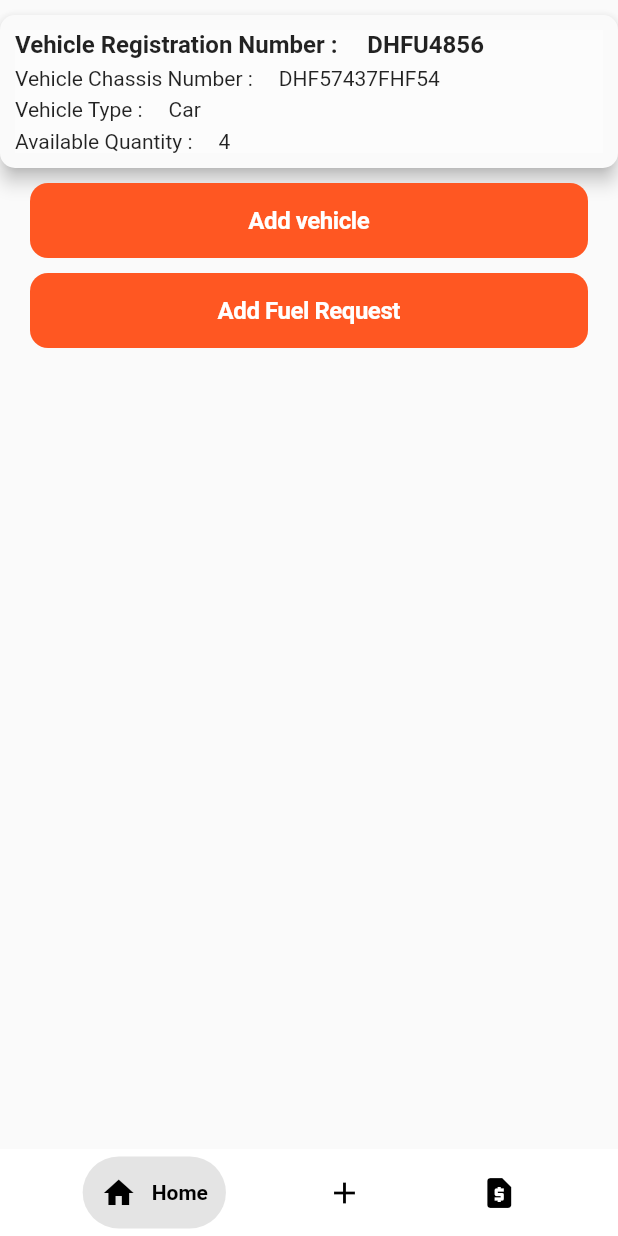
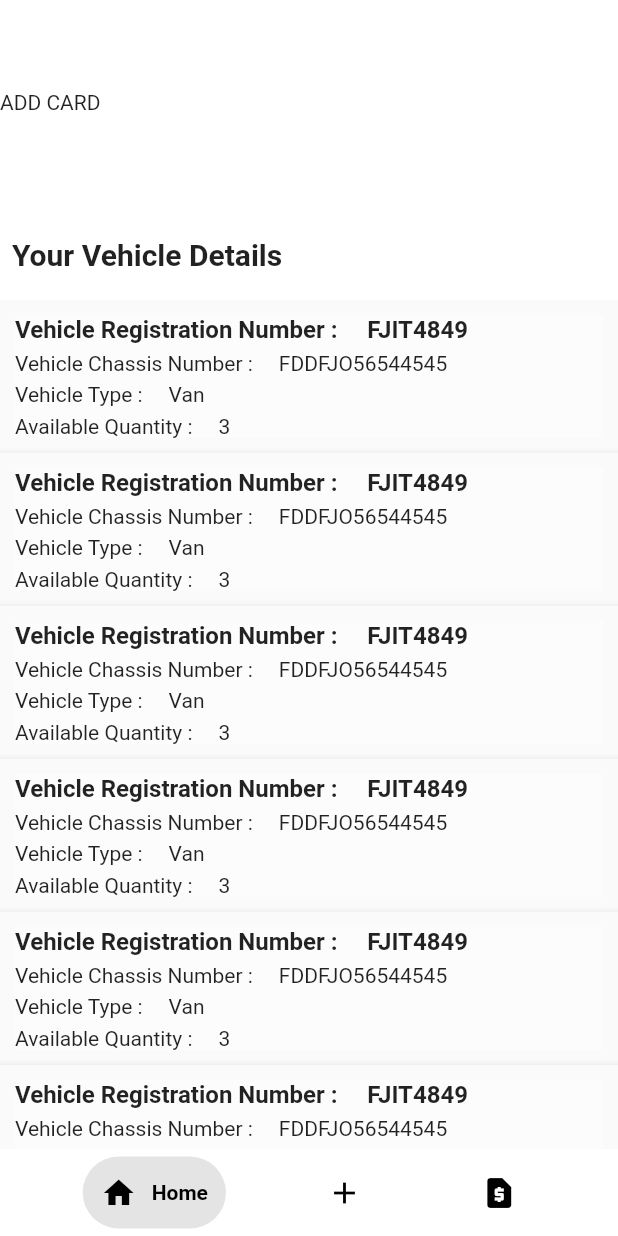
Before and after one commit to Kanishka-Git97/Power-Fuel-Client-App, a Flutter app: the screen it shows after launch, after a tap on "Sign In", on a phone screen of 412 x 824 dp. Run offline on Flutter 3.47's test engine with Material 2 defaults, Android fonts, the phone set to English and light mode, and no system bars; drawn by our look-alikes of google_nav_bar; our stand-ins replace snippet_coder_utils.

Commit message:
Updated ui screens

```diff
--- a/lib/presentation/molecules/custom_bottom_navigation.dart
+++ b/lib/presentation/molecules/custom_bottom_navigation.dart
@@ -1,8 +1,7 @@
-
-
 import 'package:flutter/material.dart';
 import 'package:google_nav_bar/google_nav_bar.dart';
-import 'package:power_fuel_client_app/presentation/screens/fuel/request_fuel_screen.dart';
+
+import '../../../presentation/screens/fuel/request_fuel_screen.dart';
 
 import '../screens/Vehicle/add_vehicle_screen.dart';
 import '../screens/home_screen.dart';
--- a/lib/presentation/molecules/vehicle_details_card.dart
+++ b/lib/presentation/molecules/vehicle_details_card.dart
@@ -21,7 +21,7 @@ class VehicleDetailsCard extends StatelessWidget {
   @override
   Widget build(BuildContext context) {
     return Material(
-            borderRadius: BorderRadius.circular(10),
+            // borderRadius: BorderRadius.circular(10),
             elevation: 5,
             child: Container(
               color: Colors.white30,
--- a/lib/presentation/screens/fuel/request_fuel_screen.dart
+++ b/lib/presentation/screens/fuel/request_fuel_screen.dart
@@ -1,10 +1,13 @@
 import 'package:flutter/material.dart';
+import '../../../presentation/molecules/custom_bottom_navigation.dart';
 
 class RequestFuelScreen extends StatelessWidget {
   const RequestFuelScreen({Key? key}) : super(key: key);
 
   @override
   Widget build(BuildContext context) {
-    return Scaffold();
+    return Scaffold(
+      bottomNavigationBar: const CustomBottomNavigationBar(index: 2),
+    );
   }
 }
--- a/lib/presentation/screens/home_screen.dart
+++ b/lib/presentation/screens/home_screen.dart
@@ -1,9 +1,8 @@
 import 'package:flutter/material.dart';
 import 'package:power_fuel_client_app/constants/constants.dart';
-import 'package:power_fuel_client_app/presentation/atoms/primary_button.dart';
-import 'package:power_fuel_client_app/presentation/molecules/custom_bottom_navigation.dart';
 import 'package:power_fuel_client_app/presentation/molecules/vehicle_details_card.dart';
-import 'package:power_fuel_client_app/presentation/screens/Vehicle/add_vehicle_screen.dart';
+
+import '../molecules/custom_bottom_navigation.dart';
 
 class HomeScreen extends StatefulWidget {
   const HomeScreen({Key? key}) : super(key: key);
@@ -16,47 +15,89 @@ class _HomeScreenState extends State<HomeScreen> {
   @override
   Widget build(BuildContext context) {
     return Scaffold(
-      body: Container(
-        width: double.infinity,
-        child: SingleChildScrollView(
-          child: Column(
-            mainAxisAlignment: MainAxisAlignment.start,
-            children: [
-              const SizedBox(height: 10,),
-              const VehicleDetailsCard(regiNo: "DHFU4856", chassisNo: "DHF57437FHF54", vehicleType: "Car", fuelType: "Petrol", availableQty: "4"),
-              const SizedBox(
-                height: 10,
+      body: CustomScrollView(
+        slivers: [
+          SliverAppBar(
+            backgroundColor: Colors.white,
+            pinned: true,
+            elevation: 5,
+            title: const Text(
+              "Your Vehicles",
+              style: mainHeading,
+            ),
+            expandedHeight: 200,
+            flexibleSpace: FlexibleSpaceBar(
+              background: Container(
+                margin: const EdgeInsets.only(top: 60),
+                child: Text("ADD CARD"),
               ),
-              Row(
-                children: [
-                  PrimaryButton(
-                      onTap: () {
-                        Navigator.push(
-                          context,
-                          MaterialPageRoute(builder: (context) => const AddVehicleScreen()),
-                        );
-                      },
-                      text: "Add vehicle",
-                      buttonColor: primaryColor,
-                      textColor: textColor),
-                ],
+            ),
+            bottom: PreferredSize(
+              preferredSize: const Size.fromHeight(0),
+              child: Container(
+                height: 50,
+                width: double.infinity,
+                decoration: const BoxDecoration(
+                  color: Colors.white30,
+                  borderRadius: BorderRadius.only(
+                      topLeft: Radius.circular(0),
+                      topRight: Radius.circular(20)),
+                ),
+                child: const Padding(
+                  padding: EdgeInsets.all(8.0),
+                  child: Text(
+                    "Your Vehicle Details",
+                    style: mainHeading,
+                  ),
+                ),
               ),
-              const SizedBox(
-                height: 10,
-              ),
-              Row(
-                children: [
-                  PrimaryButton(
-                      onTap: () {},
-                      text: "Add Fuel Request",
-                      buttonColor: primaryColor,
-                      textColor: textColor),
-                ],
-              ),
-            ],
+            ),
           ),
-        ),
+          SliverList(
+            delegate: SliverChildBuilderDelegate(
+              (context, int index) {
+                return const VehicleDetailsCard(
+                    regiNo: "FJIT4849",
+                    chassisNo: "FDDFJO56544545",
+                    vehicleType: "Van",
+                    fuelType: "Petrol",
+                    availableQty: "3");
+              },
+              childCount: 10,
+            ),
+          ),
+        ],
       ),
+
+      // const SizedBox(height: 10,),
+      //  const SizedBox(
+      //   height: 10,
+      // ),
+      // Row(
+      //   children: [
+      //     PrimaryButton(
+      //         onTap: () {
+      //           Navigator.push(
+      //             context,
+      //             MaterialPageRoute(builder: (context) => const AddVehicleScreen()),
+      //           );
+      //         },
+      //         text: "Add vehicle",
+      //         buttonColor: primaryColor,
+      //         textColor: textColor),
+      //   ],
+      // ),
+      // const SizedBox(
+      //   height: 10,
+      // ),
+      // Row(
+      //   children: [
+      //     PrimaryButton(
+      //         onTap: () {},
+      //         text: "Add Fuel Request",
+      //         buttonColor: primaryColor,
+      //         textColor: textColor),
+
       bottomNavigationBar: const CustomBottomNavigationBar(index: 0),
     );
   }
--- a/lib/presentation/screens/login_screen.dart
+++ b/lib/presentation/screens/login_screen.dart
@@ -58,18 +58,24 @@ class _LoginScreenState extends State<LoginScreen> {
                 const SizedBox(
                   height: 20,
                 ),
-                const TextInput(
+                const Padding(
+                  padding: EdgeInsets.symmetric(horizontal: 20),
+                  child: TextInput(
                     hintText: "Enter Username",
                     labelText: "Email Address",
                     keyboardType: TextInputType.emailAddress,
                   ),
+                ),
                 const SizedBox(
                   height: 20,
                 ),
-                const TextInput(
+                const Padding(
+                  padding: EdgeInsets.symmetric(horizontal: 20),
+                  child:  TextInput(
                     hintText: "Enter Password",
                     labelText: "Password",
                     keyboardType: TextInputType.visiblePassword,
+                  ),
                 ),
                 const SizedBox(
                   height: 100,
--- a/pubspec.yaml
+++ b/pubspec.yaml
@@ -62,8 +62,8 @@ flutter:
   uses-material-design: true
 
   # To add assets to your application, add an assets section, like this:
-  # assets:
-  #   - images/a_dot_burr.jpeg
+  assets:
+    - assets/images/fuel station.png
   #   - images/a_dot_ham.jpeg
 
   # An image asset can refer to one or more resolution-specific "variants", see
```
Also changed, not shown: assets/images/fuel station.png (added). Lines whose indentation alone changed are shown as unchanged.
